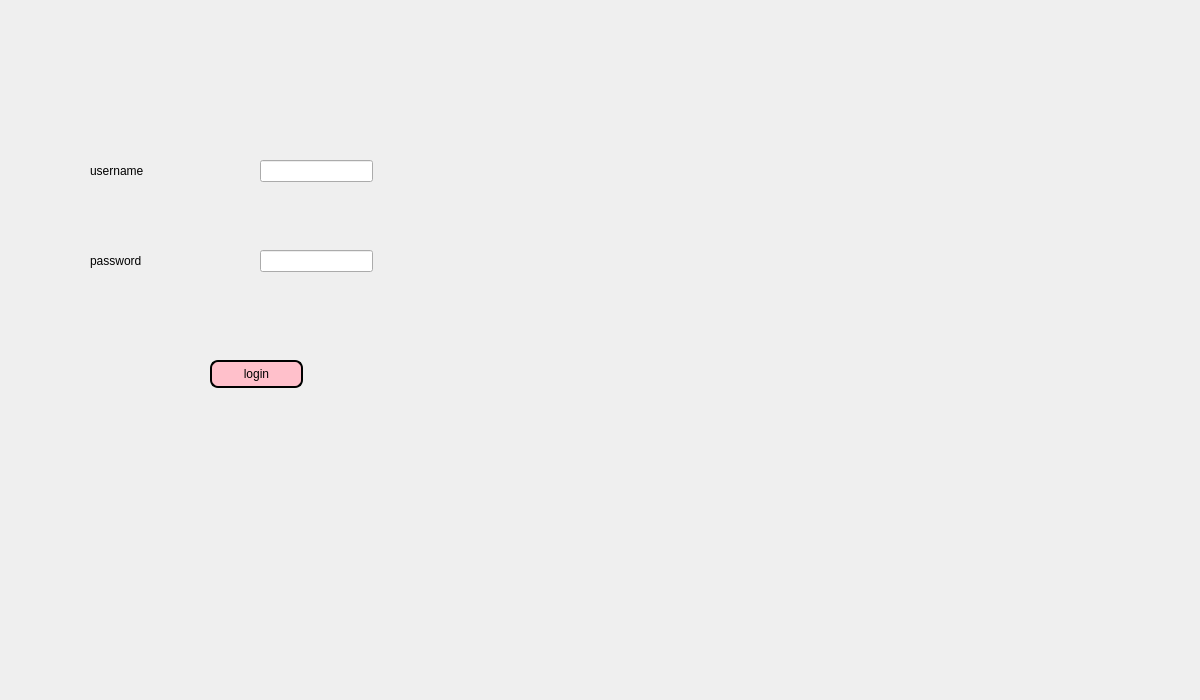
The window that Smart Parc/login.ui (louatiakram/Projet_CPP_2A20_E5) describes before a commit, drawn with Qt 5.
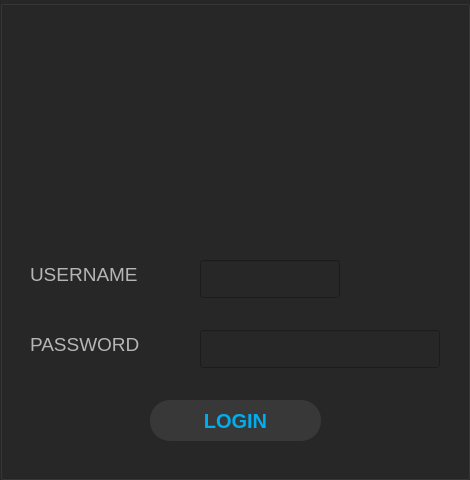
The same window after the commit. Icons and pictures are not drawn.

What changed in the file:
```diff
--- a/Smart Parc/login.ui
+++ b/Smart Parc/login.ui
@@ -6,90 +6,179 @@
    <rect>
     <x>0</x>
     <y>0</y>
-    <width>1200</width>
-    <height>700</height>
+    <width>470</width>
+    <height>480</height>
    </rect>
   </property>
+  <property name="font">
+   <font>
+    <kerning>true</kerning>
+   </font>
+  </property>
   <property name="windowTitle">
    <string>Dialog</string>
   </property>
-  <widget class="QLineEdit" name="password">
+  <property name="styleSheet">
+   <string notr="true">background-color: rgb(39, 39, 39);</string>
+  </property>
+  <widget class="QGroupBox" name="groupBox">
    <property name="geometry">
     <rect>
-     <x>260</x>
-     <y>250</y>
-     <width>113</width>
-     <height>22</height>
-    </rect>
-   </property>
-   <property name="echoMode">
-    <enum>QLineEdit::Password</enum>
-   </property>
-  </widget>
-  <widget class="QLabel" name="label_2">
-   <property name="geometry">
-    <rect>
-     <x>90</x>
-     <y>250</y>
-     <width>81</width>
-     <height>21</height>
-    </rect>
-   </property>
-   <property name="text">
-    <string>password</string>
-   </property>
-  </widget>
-  <widget class="QLabel" name="label">
-   <property name="geometry">
-    <rect>
-     <x>90</x>
-     <y>160</y>
-     <width>81</width>
-     <height>21</height>
-    </rect>
-   </property>
-   <property name="text">
-    <string>username</string>
-   </property>
-  </widget>
-  <widget class="QLineEdit" name="username">
-   <property name="geometry">
-    <rect>
-     <x>260</x>
-     <y>160</y>
-     <width>113</width>
-     <height>22</height>
-    </rect>
-   </property>
-  </widget>
-  <widget class="QPushButton" name="pb_login">
-   <property name="geometry">
-    <rect>
-     <x>210</x>
-     <y>360</y>
-     <width>93</width>
-     <height>28</height>
+     <x>0</x>
+     <y>0</y>
+     <width>470</width>
+     <height>480</height>
     </rect>
    </property>
    <property name="styleSheet">
-    <string notr="true">QPushButton {
-color: #000000;
-background:#FFC0CB;
-border: none;
-font-size:12px;
-font-family:Arial, Helvetica, sans-serif;
-border: 2px solid ;
-border-radius: 8px;
-}
-QPushButton:hover {
-color:#fff;
-	background-color: rgb(0, 0, 127);
-border: none;
-}</string>
+    <string notr="true">background-color: rgb(39, 39, 39);</string>
    </property>
-   <property name="text">
-    <string>login</string>
+   <property name="title">
+    <string/>
    </property>
+   <widget class="QPushButton" name="pb_login">
+    <property name="geometry">
+     <rect>
+      <x>150</x>
+      <y>400</y>
+      <width>171</width>
+      <height>41</height>
+     </rect>
+    </property>
+    <property name="font">
+     <font>
+      <family>Arial</family>
+      <pointsize>15</pointsize>
+      <weight>75</weight>
+      <bold>true</bold>
+     </font>
+    </property>
+    <property name="styleSheet">
+     <string notr="true">
+QPushButton
+{
+border-radius:20px;
+background-color: rgb(56, 56, 56);
+color: rgb(0, 174, 239);
+}
+QPushButton:hover
+{
+color: rgb(56, 56, 56);
+background-color: rgb(0, 174, 239);
+}
+</string>
+    </property>
+    <property name="text">
+     <string>LOGIN</string>
+    </property>
+   </widget>
+   <widget class="QLineEdit" name="username">
+    <property name="geometry">
+     <rect>
+      <x>200</x>
+      <y>260</y>
+      <width>140</width>
+      <height>38</height>
+     </rect>
+    </property>
+    <property name="font">
+     <font>
+      <pointsize>14</pointsize>
+     </font>
+    </property>
+    <property name="styleSheet">
+     <string notr="true">color: rgb(182, 182, 182);</string>
+    </property>
+   </widget>
+   <widget class="QLabel" name="label">
+    <property name="geometry">
+     <rect>
+      <x>30</x>
+      <y>260</y>
+      <width>131</width>
+      <height>28</height>
+     </rect>
+    </property>
+    <property name="font">
+     <font>
+      <pointsize>14</pointsize>
+      <weight>50</weight>
+      <bold>false</bold>
+     </font>
+    </property>
+    <property name="styleSheet">
+     <string notr="true">color: rgb(182, 182, 182);</string>
+    </property>
+    <property name="text">
+     <string>USERNAME</string>
+    </property>
+   </widget>
+   <widget class="QLineEdit" name="password">
+    <property name="geometry">
+     <rect>
+      <x>200</x>
+      <y>330</y>
+      <width>240</width>
+      <height>38</height>
+     </rect>
+    </property>
+    <property name="font">
+     <font>
+      <pointsize>14</pointsize>
+     </font>
+    </property>
+    <property name="styleSheet">
+     <string notr="true">color: rgb(85, 0, 0);</string>
+    </property>
+    <property name="echoMode">
+     <enum>QLineEdit::Password</enum>
+    </property>
+   </widget>
+   <widget class="QLabel" name="label_2">
+    <property name="geometry">
+     <rect>
+      <x>30</x>
+      <y>330</y>
+      <width>136</width>
+      <height>28</height>
+     </rect>
+    </property>
+    <property name="font">
+     <font>
+      <pointsize>14</pointsize>
+      <weight>50</weight>
+      <bold>false</bold>
+     </font>
+    </property>
+    <property name="styleSheet">
+     <string notr="true">color: rgb(182, 182, 182);</string>
+    </property>
+    <property name="text">
+     <string>PASSWORD</string>
+    </property>
+   </widget>
+   <widget class="QLabel" name="label_3">
+    <property name="geometry">
+     <rect>
+      <x>145</x>
+      <y>20</y>
+      <width>181</width>
+      <height>201</height>
+     </rect>
+    </property>
+    <property name="text">
+     <string/>
+    </property>
+    <property name="pixmap">
+     <pixmap>SmartParc.png</pixmap>
+    </property>
+    <property name="scaledContents">
+     <bool>true</bool>
+    </property>
+    <property name="alignment">
+     <set>Qt::AlignCenter</set>
+    </property>
+   </widget>
   </widget>
  </widget>
  <resources/>
```
Left out of the diff: 5 changed lines with no effect on the pictures.
